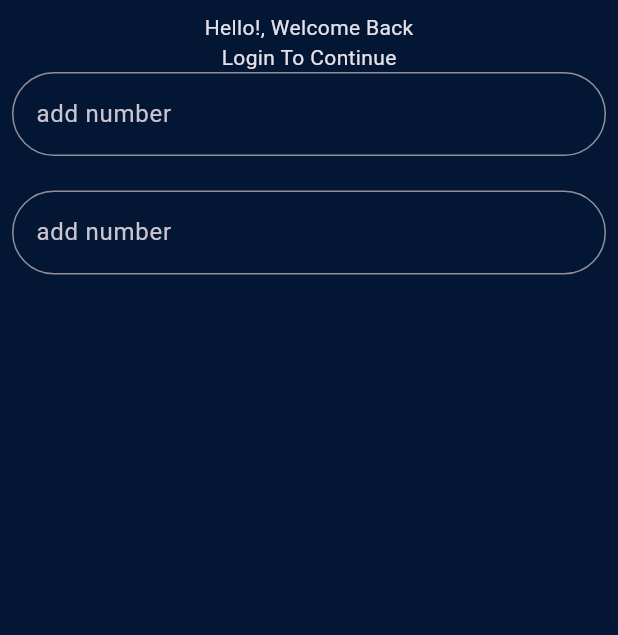
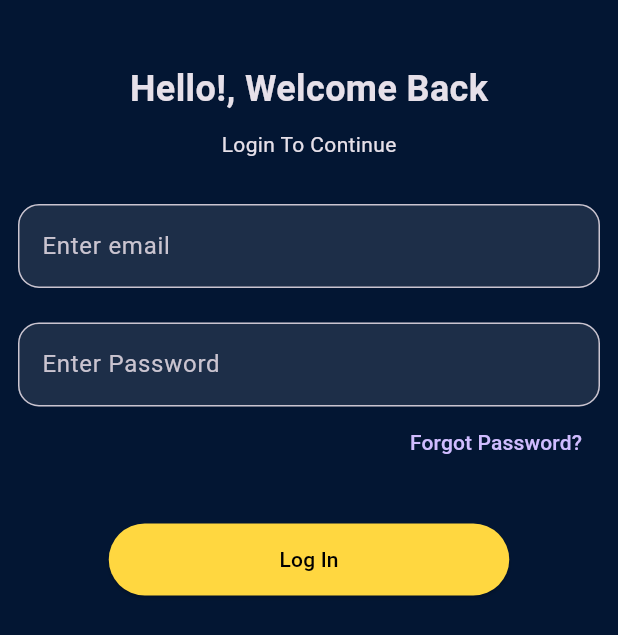
Before and after one commit to Jn-Sajol/Flutter-Map-Application, a Flutter app: the screen it shows after launch, on a phone screen of 412 x 824 dp. Shown: the top 635 px of the screen. Run offline on Flutter 3.47's test engine with Material 3 defaults, Android fonts, the phone set to English and light mode, and no system bars.

Commit message:
styling homepage

```diff
--- a/lib/pages/homepage.dart
+++ b/lib/pages/homepage.dart
@@ -5,36 +5,67 @@ class HomePage extends StatelessWidget {
 
   @override
   Widget build(BuildContext context) {
-    return   Scaffold(
+    return Scaffold(
       body: Padding(
-          padding: const EdgeInsets.all(8.0),
+        padding: const EdgeInsets.all(12.0),
         child: Column(
           children: [
-                const Text('Hello!, Welcome Back'),
+            const SizedBox(
+              height: 30,
+            ),
+            const Text(
+              'Hello!, Welcome Back',
+              style: TextStyle(fontSize: 24, fontWeight: FontWeight.bold),
+            ),
+            const SizedBox(
+              height: 10,
+            ),
             const Text('Login To Continue'),
+            const SizedBox(
+              height: 30,
+            ),
             TextField(
               decoration: const InputDecoration(
-                hintText:'add number',
+                  hintText: 'Enter email',
+                  filled: true,
+                  fillColor: Colors.white10,
                   border: OutlineInputBorder(
-                borderRadius: BorderRadius.all(Radius.circular(34))
-                )
+                      borderRadius: BorderRadius.all(Radius.circular(14)))),
+              onTap: () {},
             ),
-                onTap: (){
-
-                },
+            const SizedBox(
+              height: 23,
             ),
-                const SizedBox(height: 23,),
             TextField(
               decoration: const InputDecoration(
-                hintText:'add number',
+                  hintText: 'Enter Password',
+                  filled: true,
+                  fillColor: Colors.white10,
                   border: OutlineInputBorder(
-                borderRadius: BorderRadius.all(Radius.circular(34))
-                )
+                      borderRadius: BorderRadius.all(Radius.circular(14)))),
+              onTap: () {},
             ),
-                onTap: (){
+            Align(
+              alignment: Alignment.topRight,
+              child: TextButton(
+                  onPressed: () {}, child: const Text('Forgot Password?')),
+            ),
+            SizedBox(height: 30,),
+            SizedBox(
+              // width: 45,
+              child: ElevatedButton(
+                onPressed: () {},
+                style: const ButtonStyle(
+                    backgroundColor:
+                        MaterialStatePropertyAll(Colors.amberAccent),
+                    foregroundColor:
+                        MaterialStatePropertyAll(Colors.white70),
+                        minimumSize: MaterialStatePropertyAll(Size(267, 48))
+                        ),
 
-                },
-                )
+                child: const Text("Log In", style: TextStyle(color: Colors.black),),
+              ),
+            ),
           ],
         ),
       ),
```
Lines whose indentation alone changed are shown as unchanged.
